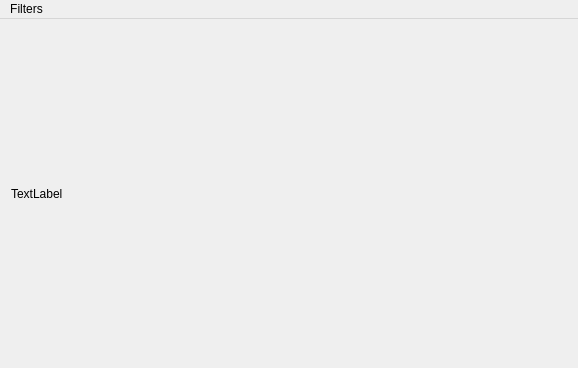
Above: mainwindow.ui from mt0982/QImageProcessing before the change. Below: the same form after it.
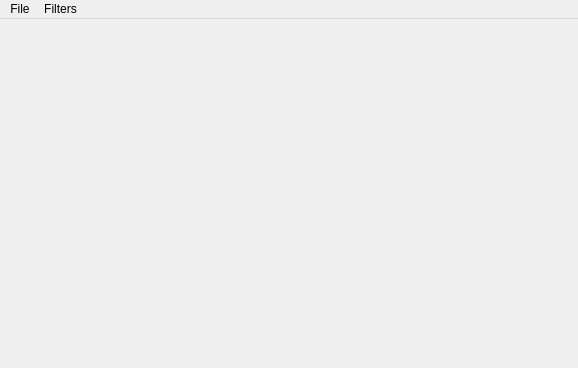
That is the form after the change.

Commit message: button open added

```diff
--- a/mainwindow.ui
+++ b/mainwindow.ui
@@ -24,7 +24,7 @@
        <enum>QFrame::Plain</enum>
       </property>
       <property name="text">
-       <string>TextLabel</string>
+       <string/>
       </property>
      </widget>
     </item>
@@ -50,6 +50,13 @@
     <addaction name="actionHough"/>
     <addaction name="actionFFTW_Convolution"/>
    </widget>
+   <widget class="QMenu" name="menuFile">
+    <property name="title">
+     <string>File</string>
+    </property>
+    <addaction name="actionOpen"/>
+   </widget>
+   <addaction name="menuFile"/>
    <addaction name="menuFilters"/>
   </widget>
   <action name="actionGauss">
```
Left out of the diff: 5 changed lines with no effect on the pictures. The commit also changes 2 other files.
